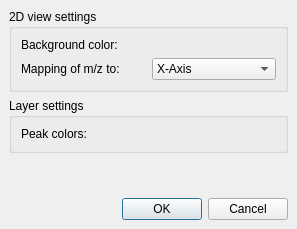
First picture: the form in source/VISUAL/DIALOGS/Spectrum2DPrefDialog.ui, repository hroest/flaming-archer, before the edit.
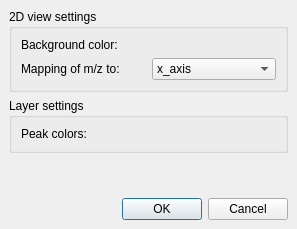
Second picture: the form after the edit. Custom widgets are drawn as their Qt base class.

```diff
--- a/source/VISUAL/DIALOGS/Spectrum2DPrefDialog.ui
+++ b/source/VISUAL/DIALOGS/Spectrum2DPrefDialog.ui
@@ -38,7 +38,7 @@
        <widget class="QComboBox" name="mapping" >
         <item>
          <property name="text" >
-          <string>X-Axis</string>
+          <string>x_axis</string>
          </property>
         </item>
         <item>
```
Left out of the diff: 2 changed lines with no effect on the pictures.
